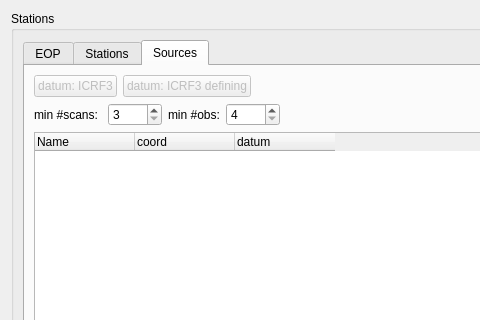
First picture: the form in Widgets/solver.ui, repository TUW-VieVS/VieSchedppGUI, before the edit; both pictures show x 0 to 480 and y 0 to 320 of the 843 by 649 pixel window.
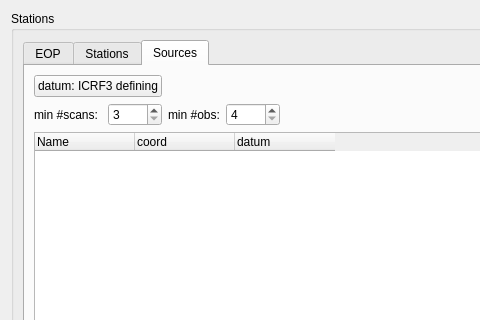
Second picture: the form after the edit.

Commit message: shortcur for ICRF3 defining sources in datum

Patch:
```diff
--- a/Widgets/solver.ui
+++ b/Widgets/solver.ui
@@ -567,20 +567,10 @@
           <layout class="QVBoxLayout" name="verticalLayout_7">
            <item>
             <layout class="QHBoxLayout" name="horizontalLayout_2">
-             <item>
-              <widget class="QPushButton" name="pushButton_2">
-               <property name="enabled">
-                <bool>false</bool>
-               </property>
-               <property name="text">
-                <string>datum: ICRF3</string>
-               </property>
-              </widget>
-             </item>
              <item>
               <widget class="QPushButton" name="pushButton_3">
                <property name="enabled">
-                <bool>false</bool>
+                <bool>true</bool>
                </property>
                <property name="text">
                 <string>datum: ICRF3 defining</string>
```
The commit also changes 2 other files.
